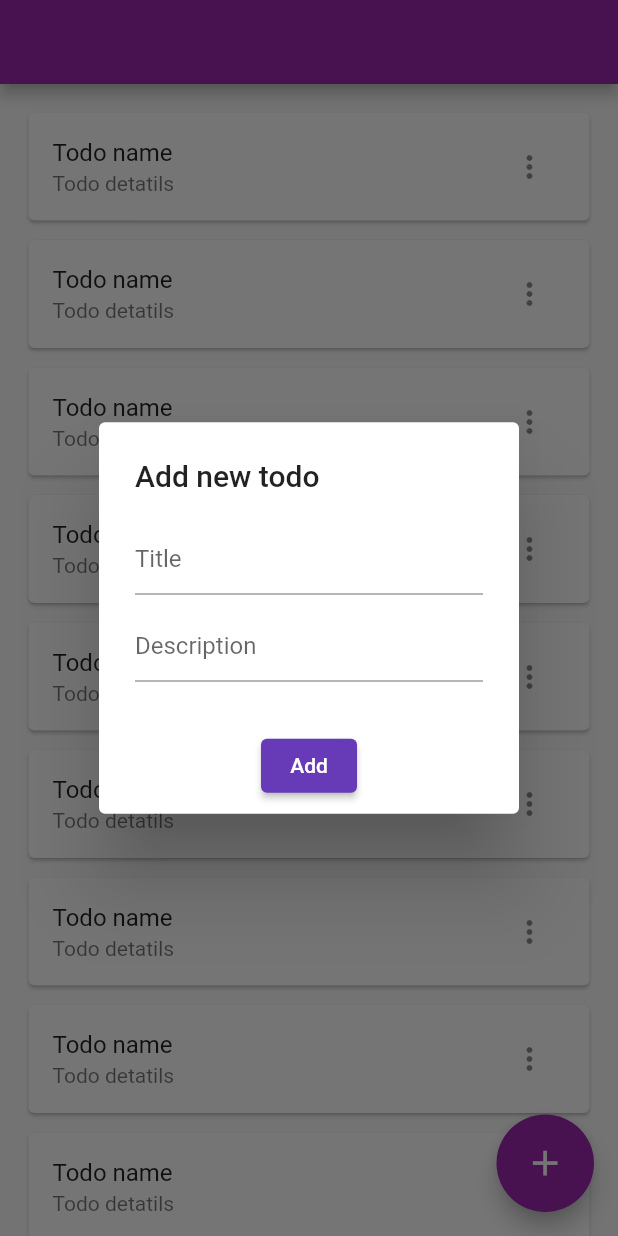
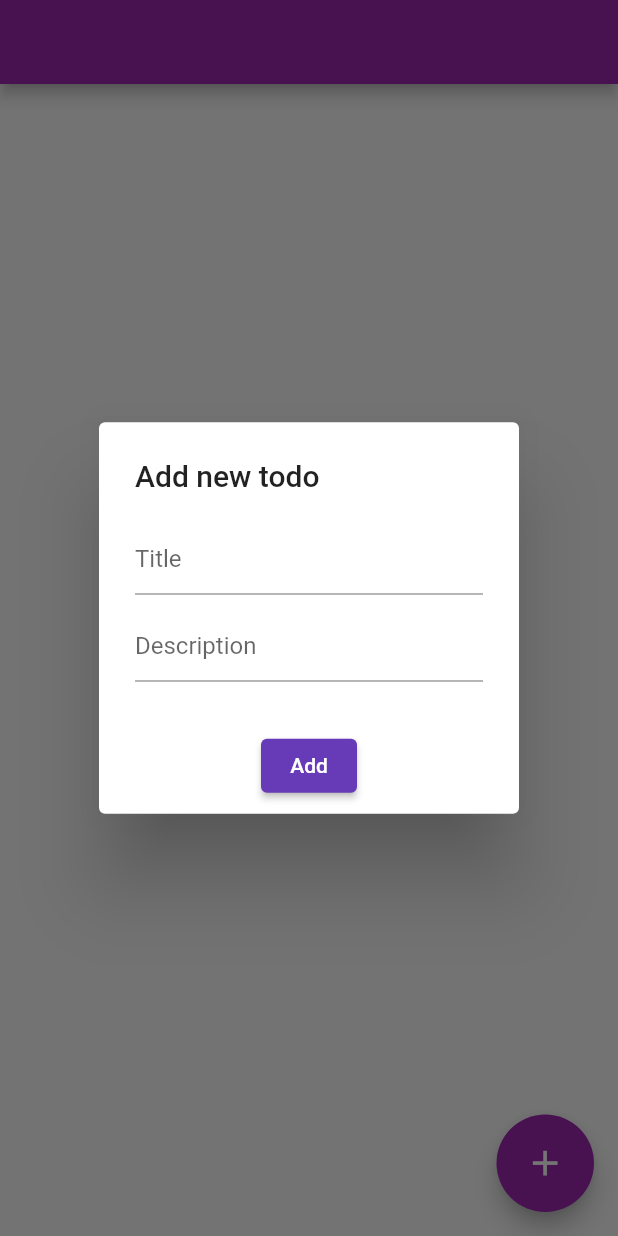
Before and after one commit to AmalNaroth/todo_sqflite, a Flutter app: the screen it shows after launch, after a tap on the "add" icon, on a phone screen of 412 x 824 dp. Run offline on Flutter 3.47's test engine with Material 3 defaults, Android fonts, the phone set to English and light mode, and no system bars; our stand-ins replace bloc, flutter_bloc, sqflite; accounts and stored records are empty.

```diff
--- a/lib/feature/todo_app/domain/todo_model.dart
+++ b/lib/feature/todo_app/domain/todo_model.dart
@@ -8,9 +8,9 @@ class TodoModel {
   String description;
   bool status;
   TodoModel({
-    required this.id,
+     required this.id,
     required this.description,
-    required this.status,
+     this.status = false,
     required this.title,
   });
 
@@ -27,7 +27,7 @@ class TodoModel {
       "id": id,
       "title": title,
       "description": description,
-      "status": status
+      "status": status ? 1 :0 ,
     };
   }
 
@@ -36,6 +36,6 @@ class TodoModel {
         id: data["id"],
         title: data["title"],
         description: data["description"],
-        status: data["status"]);
+        status: data["status"] == 1);
   }
 }
--- a/lib/feature/todo_app/presentation/todo_list_screen.dart
+++ b/lib/feature/todo_app/presentation/todo_list_screen.dart
@@ -2,8 +2,10 @@ import 'package:flutter/material.dart';
 import 'package:flutter_bloc/flutter_bloc.dart';
 import 'package:sqflite/sqflite.dart';
 import 'package:todo_sqflite/feature/todo_app/application/bloc/todo_bloc.dart';
+import 'package:todo_sqflite/feature/todo_app/domain/todo_model.dart';
 import 'package:todo_sqflite/feature/todo_app/presentation/widgets/todo_add_screen.dart';
 import 'package:todo_sqflite/feature/todo_app/presentation/widgets/todo_details_screen.dart';
+import 'package:todo_sqflite/feature/todo_app/utils/textController.dart';
 
 class TodolistScreen extends StatelessWidget {
   final Future<Database> database;
@@ -31,7 +33,7 @@ class TodolistScreen extends StatelessWidget {
                 child: Text(state.message),
               );
             } else if (state is TodoLoadedState) {
-              return _dataList();
+              return _dataList(data: state.todoListData);
             } else {
               return const SizedBox();
             }
@@ -53,11 +55,25 @@ class TodolistScreen extends StatelessWidget {
                   builder: (context) {
                     return AlertDialog(
                       title: const Text("Add new todo"),
-                      content: const TodoAddScreen(),
+                      content: TodoAddScreen(
+                        description: TextControllers.addDescriptionController,
+                        title: TextControllers.addTitleController,
+                      ),
                       actions: [
                         Center(
                           child: ElevatedButton(
-                            onPressed: () {},
+                            onPressed: () {
+                              context.read<TodoBloc>().add(
+                                    CreateNewTodoEvent(
+                                      modelData: TodoModel.generate(
+                                          description: TextControllers
+                                              .addDescriptionController.text,
+                                          title: TextControllers
+                                              .addTitleController.text,
+                                              status: false),
+                                    ),
+                                  );
+                            },
                             child: const Text("Add"),
                           ),
                         )
@@ -72,10 +88,12 @@ class TodolistScreen extends StatelessWidget {
       ),
     );
   }
-  Widget _dataList(){
+
+  Widget _dataList({required List<TodoModel> data}) {
     return ListView.separated(
         padding: const EdgeInsets.all(15),
         itemBuilder: (context, index) {
+
           return Card(
             child: ListTile(
               onTap: () {
@@ -86,8 +104,8 @@ class TodolistScreen extends StatelessWidget {
                   },
                 );
               },
-                    title: const Text("Todo name"),
-                    subtitle: const Text("Todo detatils"),
+              title: Text(data[index].title),
+              subtitle: Text(data[index].description),
               trailing: PopupMenuButton(
                 itemBuilder: (context) {
                   return [
@@ -100,7 +118,11 @@ class TodolistScreen extends StatelessWidget {
                           builder: (context) {
                             return AlertDialog(
                               title: const Text("Update Todo"),
-                                    content: const TodoAddScreen(),
+                              content: TodoAddScreen(
+                                title: TextControllers.updateTitleController,
+                                description:
+                                    TextControllers.updateDescriptionController,
+                              ),
                               actions: [
                                 Center(
                                   child: ElevatedButton(
@@ -130,6 +152,6 @@ class TodolistScreen extends StatelessWidget {
             height: 05,
           );
         },
-              itemCount: 10);
+        itemCount: data.length);
   }
 }
--- a/lib/feature/todo_app/presentation/widgets/todo_add_screen.dart
+++ b/lib/feature/todo_app/presentation/widgets/todo_add_screen.dart
@@ -1,7 +1,12 @@
 import 'package:flutter/material.dart';
+import 'package:todo_sqflite/feature/todo_app/utils/textController.dart';
 
 class TodoAddScreen extends StatelessWidget {
-  const TodoAddScreen({super.key});
+  TextEditingController title;
+  TextEditingController description;
+  TodoAddScreen({super.key,
+  required this.title,
+  required this.description});
 
   @override
   Widget build(BuildContext context) {
@@ -10,8 +15,9 @@ class TodoAddScreen extends StatelessWidget {
         mainAxisSize: MainAxisSize.min,
         children: [
           TextFormField(
+            controller: title,
             decoration: const InputDecoration(
-              border:  UnderlineInputBorder(),
+              border: UnderlineInputBorder(),
               hintText: "Title",
             ),
           ),
@@ -19,6 +25,7 @@ class TodoAddScreen extends StatelessWidget {
             height: 10,
           ),
           TextFormField(
+            controller: description,
             decoration: InputDecoration(
               border: UnderlineInputBorder(),
               hintText: "Description",
--- a/lib/feature/todo_app/presentation/widgets/todo_details_screen.dart
+++ b/lib/feature/todo_app/presentation/widgets/todo_details_screen.dart
@@ -1,7 +1,9 @@
 import 'package:flutter/material.dart';
 
 class TodoDetailsScreen extends StatelessWidget {
-  const TodoDetailsScreen({super.key});
+  const TodoDetailsScreen({
+    super.key,
+  });
 
   @override
   Widget build(BuildContext context) {
--- /dev/null
+++ b/lib/feature/todo_app/utils/textController.dart
@@ -0,0 +1,11 @@
+import 'package:flutter/material.dart';
+
+class TextControllers {
+  //add
+  static TextEditingController addTitleController = TextEditingController();
+  static TextEditingController addDescriptionController = TextEditingController();
+
+  //update
+   static TextEditingController updateTitleController = TextEditingController();
+  static TextEditingController updateDescriptionController = TextEditingController();
+}
--- a/lib/main.dart
+++ b/lib/main.dart
@@ -11,7 +11,7 @@ void main() async {
     join(await getDatabasesPath(), "todo_database.db"),
     onCreate: (db, version) {
       return db.execute(
-          "CREATE TABLE todos(id INTEGER PRIMARY KEY AUTOINCREMENT, title TEXT, description TEXT, status INTEGER)");
+          "CREATE TABLE todos(id TEXT, title TEXT, description TEXT, status INTEGER)");
     },
     version: 1,
   );
```
Also changed, not shown: lib/feature/todo_app/application/bloc/todo_bloc.dart (+6 -3 lines). Lines whose indentation alone changed are shown as unchanged.
